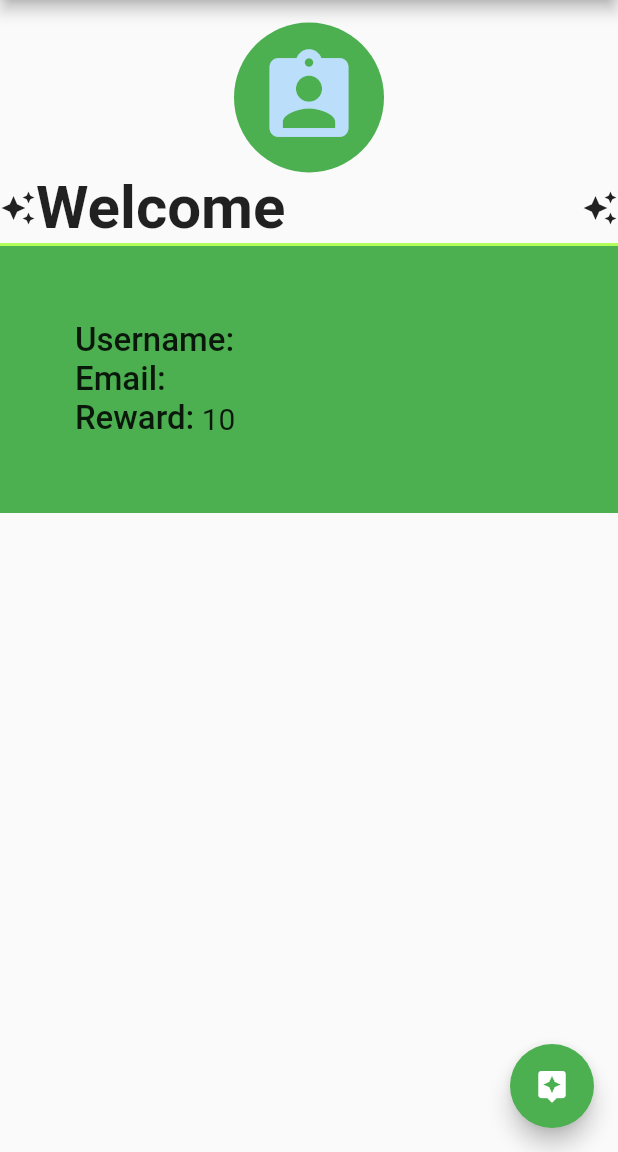
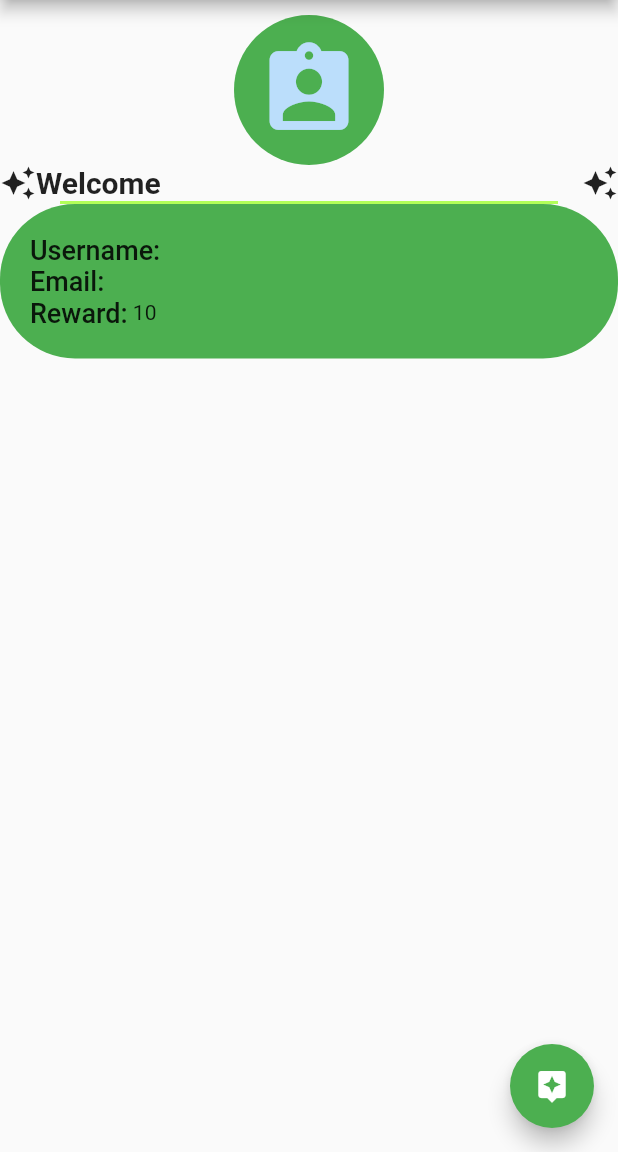
Before and after one commit to autumnlewjb/SolutionChallenge, a Flutter app: the screen it shows once a user with an empty profile is signed in, on a phone screen of 412 x 824 dp, the part 84-1236 px from its top. Run offline on Flutter 3.47's test engine with Material 2 defaults, Android fonts, the phone set to English and light mode, and no system bars; our stand-ins replace firebase_auth, firebase_core, google_sign_in; missing offline and left inert: flutter_facebook_login; accounts and stored records are empty.

Commit message:
edited main user interface

```diff
--- a/lib/user_home.dart
+++ b/lib/user_home.dart
@@ -47,9 +47,7 @@ class _HomeState extends State<Home> {
       ),
       body: Column(
         children: [
-          SizedBox(
-            height: 15.0,
-          ),
+          SizedBox(height: 10.0,),
           CircleAvatar(
             child: Icon(
               Icons.assignment_ind,
@@ -68,7 +66,7 @@ class _HomeState extends State<Home> {
                 child: Text(
                   'Welcome $username',
                   style: TextStyle(
-                    fontSize: 40.0,
+                    fontSize: 20.0,
                     fontWeight: FontWeight.bold,
                   ),
                 ),
@@ -82,10 +80,15 @@ class _HomeState extends State<Home> {
             height: 2.0,
             color: Colors.lightGreenAccent,
             thickness: 2.0,
+            indent: 40.0,
+            endIndent: 40.0,
           ),
           Container(
-            padding: EdgeInsets.all(50.0),
-            color: Colors.green,
+            decoration: BoxDecoration(
+              borderRadius: BorderRadius.circular(50.0),
+              color: Colors.green,
+            ),
+            padding: EdgeInsets.all(20.0),
             child: Column(
               children: [
                 Row(
@@ -93,14 +96,14 @@ class _HomeState extends State<Home> {
                     Text(
                       'Username:',
                       style: TextStyle(
-                        fontSize: 22.0,
+                        fontSize: 18.0,
                         fontWeight: FontWeight.w500,
                       ),
                     ),
                     Expanded(
                       child: Text(
                         ' $username',
-                        style: TextStyle(fontSize: 20.0),
+                        style: TextStyle(fontSize: 14.0),
                       ),
                     ),
                   ],
@@ -110,14 +113,14 @@ class _HomeState extends State<Home> {
                     Text(
                       'Email:',
                       style: TextStyle(
-                        fontSize: 22.0,
+                        fontSize: 18.0,
                         fontWeight: FontWeight.w500,
                       ),
                     ),
                     Expanded(
                       child: Text(
                         ' $email',
-                        style: TextStyle(fontSize: 20.0),
+                        style: TextStyle(fontSize: 14.0),
                       ),
                     ),
                   ],
@@ -127,14 +130,14 @@ class _HomeState extends State<Home> {
                     Text(
                       'Reward:',
                       style: TextStyle(
-                        fontSize: 22.0,
+                        fontSize: 18.0,
                         fontWeight: FontWeight.w500,
                       ),
                     ),
                     Expanded(
                       child: Text(
                         ' $reward',
-                        style: TextStyle(fontSize: 20.0),
+                        style: TextStyle(fontSize: 14.0),
                       ),
                     ),
                   ],
```
